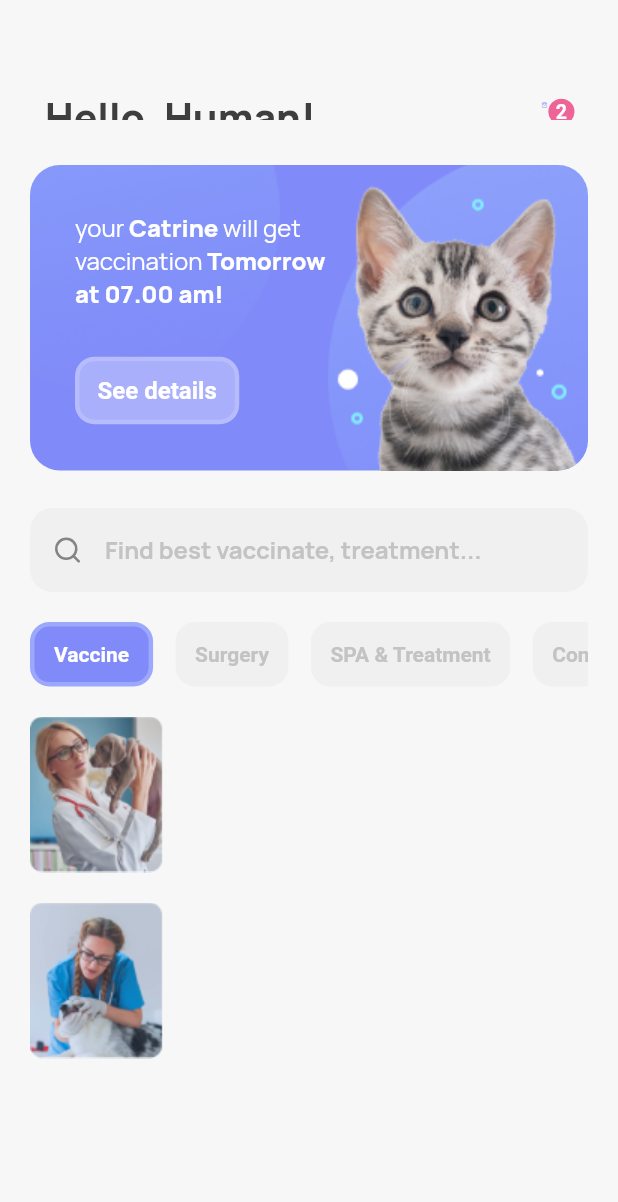
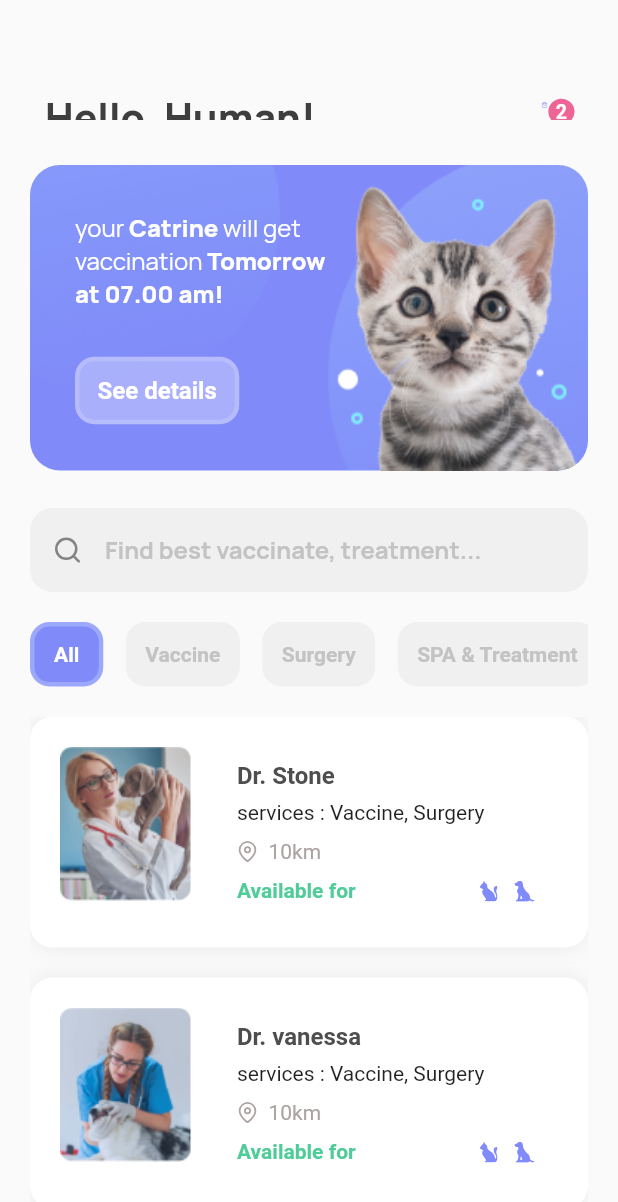
Before and after one commit to ALFIAN-code/healty_pet, a Flutter app: the screen it shows after launch, on a phone screen of 412 x 824 dp. Shown: the top 1202 px of the screen. Run offline on Flutter 3.47's test engine with Material 2 defaults, Android fonts, the phone set to English and light mode, and no system bars; our stand-ins replace feather_icons, flutter_svg, google_fonts.

Commit message:
add doctor card scroll view

```diff
--- a/lib/component/doctor_card.dart
+++ b/lib/component/doctor_card.dart
@@ -1,8 +1,11 @@
+import 'package:feather_icons/feather_icons.dart';
 import 'package:flutter/material.dart';
+import 'package:flutter_svg/flutter_svg.dart';
 import 'package:healty_pet/models/doctor_model.dart';
+import 'package:healty_pet/style/style.dart';
 
 class DoctorCard extends StatelessWidget {
-  DoctorCard({super.key});
+  const DoctorCard({super.key});
 
   // final List<Map> doctorData = [
   //   {
@@ -25,22 +28,103 @@ class DoctorCard extends StatelessWidget {
 
   @override
   Widget build(BuildContext context) {
-    return Expanded(
-      child: ListView.separated(
+    return ListView.separated(
       itemCount: doctorData.length,
       separatorBuilder: (context, index) => const SizedBox(
         height: 20,
       ),
       itemBuilder: (context, index) {
         return Container(
+          padding: const EdgeInsets.all(20),
+          decoration: BoxDecoration(
+              boxShadow: const [
+                BoxShadow(
+                    color: Color.fromARGB(17, 0, 0, 0),
+                    blurStyle: BlurStyle.normal,
+                    blurRadius: 10)
+              ],
+              color: const Color.fromARGB(255, 255, 255, 255),
+              borderRadius: BorderRadius.circular(15)),
           child: Row(
+            crossAxisAlignment: CrossAxisAlignment.start,
             children: [
-                Image.asset(doctorData[index].image)
+              Container(
+                  decoration:
+                      BoxDecoration(borderRadius: BorderRadius.circular(15)),
+                  child: Image.asset(
+                    doctorData[index].image,
+                    height: 103,
+                    width: 88,
+                  )),
+              const SizedBox(
+                width: 15,
+              ),
+              Expanded(
+                child: Padding(
+                  padding:
+                      const EdgeInsets.symmetric(horizontal: 15, vertical: 10),
+                  child: Column(
+                    mainAxisAlignment: MainAxisAlignment.start,
+                    crossAxisAlignment: CrossAxisAlignment.start,
+                    children: [
+                      Text(
+                        doctorData[index].name,
+                        style: bold16.copyWith(
+                            color: const Color.fromARGB(255, 78, 78, 78)),
+                      ),
+                      const SizedBox(
+                        height: 7,
+                      ),
+                      Text(
+                          'services : ${doctorData[index].services.join(', ')}'),
+                      const SizedBox(
+                        height: 10,
+                      ),
+                      Row(
+                        children: [
+                          const Icon(
+                            FeatherIcons.mapPin,
+                            size: 14,
+                            color: Color(0xffACA3A3),
+                          ),
+                          const SizedBox(
+                            width: 7,
+                          ),
+                          Text(
+                            doctorData[index].distance,
+                            style: regular14.copyWith(
+                                color: const Color(0xffACA3A3)),
+                          ),
+                        ],
+                      ),
+                      const SizedBox(
+                        height:10,
+                      ),
+                      Row(
+                        mainAxisAlignment: MainAxisAlignment.spaceAround,
+                        // crossAxisAlignment: CrossAxisAlignment.start,
+                        children: [
+                          Text(
+                            'Available for',
+                            style:
+                                bold14.copyWith(color: const Color(0xff50CC98)),
+                          ),
+                          const Spacer(),
+                          SvgPicture.asset('lib/asset/image/cat.svg', height: 15),
+                          const SizedBox(
+                            width: 10,
+                          ),
+                          SvgPicture.asset('lib/asset/image/dog.svg',  height: 15)
+                        ],
+                      )
+                    ],
+                  ),
+                ),
+              )
             ],
           ),
         );
       },
-      ),
     );
   }
 }
--- a/lib/component/hero_card.dart
+++ b/lib/component/hero_card.dart
@@ -23,7 +23,7 @@ class HeroCard extends StatelessWidget {
             children: [
               Image.asset('lib/asset/image/Background_card.png', height:double.maxFinite, width: double.maxFinite, fit: BoxFit.cover,),
               Padding(
-                padding: EdgeInsets.symmetric(horizontal: 30),
+                padding: const EdgeInsets.symmetric(horizontal: 30),
                 child: Column(
                     crossAxisAlignment: CrossAxisAlignment.start,
                     mainAxisAlignment: MainAxisAlignment.spaceEvenly,
--- a/lib/component/search_list.dart
+++ b/lib/component/search_list.dart
@@ -1,18 +1,22 @@
 import 'package:flutter/material.dart';
 import 'package:healty_pet/models/services_model.dart';
+import 'package:healty_pet/page/homepage.dart';
 import 'package:healty_pet/style/style.dart';
 
 class SearchList extends StatefulWidget {
-  const SearchList({super.key});
+  const SearchList({
+    super.key,
+  });
 
   @override
   State<SearchList> createState() => _SearchListState();
 }
 
-List searchList = ServiceModel.all();
-int selected = 0;
+class _SearchListState extends State<SearchList> {
+  final List searchList = ServiceModel.all();
 
-class _SearchListState extends State<SearchList> {
+  int selected = 0;
+
   @override
   Widget build(BuildContext context) {
     return SizedBox(
@@ -27,7 +31,9 @@ class _SearchListState extends State<SearchList> {
           return GestureDetector(
             onTap: () {
               setState(() {
-                selected = index;
+                setState(() {
+                  selected = index;
+                });
               });
             },
             child: Container(
--- a/lib/main.dart
+++ b/lib/main.dart
@@ -10,7 +10,7 @@ class MyApp extends StatelessWidget {
 
   @override
   Widget build(BuildContext context) {
-    return  MaterialApp(
+    return  const MaterialApp(
       debugShowCheckedModeBanner: false,
       home: Homepage(),
     );
--- a/lib/models/doctor_model.dart
+++ b/lib/models/doctor_model.dart
@@ -5,15 +5,62 @@ class DoctorModel {
   String image;
   List<String> services;
   String distance;
+  bool dog;
+  bool cat;
+  // Map<String, bool> availableFor;
 
   DoctorModel(
       {required this.name,
       required this.image,
       required this.distance,
+      required this.dog,
+      required this.cat,
       required this.services});
 }
 
 var doctorData = [
-  DoctorModel(name: 'Dr. Stone', image: 'lib/asset/image/dr.stone.png', distance: '10km', services: [ServiceModel.vaccine, ServiceModel.surgery]),
-  DoctorModel(name: 'Dr. vanessa', image: 'lib/asset/image/dr.vanessa.png', distance: '10km', services: [ServiceModel.vaccine, ServiceModel.surgery])
+  DoctorModel(
+      name: 'Dr. Stone',
+      image: 'lib/asset/image/dr.stone.png',
+      distance: '10km',
+      dog: true,
+      cat: true,
+      services: [ServiceModel.vaccine, ServiceModel.surgery]),
+  DoctorModel(
+      name: 'Dr. vanessa',
+      image: 'lib/asset/image/dr.vanessa.png',
+      distance: '10km',
+      dog: true,
+      cat: true,
+      services: [ServiceModel.vaccine, ServiceModel.surgery]),
+  DoctorModel(
+      name: 'Dr. vanessa',
+      image: 'lib/asset/image/dr.vanessa.png',
+      distance: '10km',
+      dog: true,
+      cat: true,
+      services: [ServiceModel.vaccine, ServiceModel.surgery]),
+  DoctorModel(
+      name: 'Dr. vanessa',
+      image: 'lib/asset/image/dr.vanessa.png',
+      distance: '10km',
+      dog: true,
+      cat: true,
+      services: [ServiceModel.vaccine, ServiceModel.surgery]),
+  DoctorModel(
+      name: 'Dr. vanessa',
+      image: 'lib/asset/image/dr.vanessa.png',
+      distance: '10km',
+      dog: true,
+      cat: true,
+      services: [ServiceModel.vaccine, ServiceModel.surgery]),
+  DoctorModel(
+      name: 'Dr. vanessa',
+      image: 'lib/asset/image/dr.vanessa.png',
+      distance: '10km',
+      dog: true,
+      cat: true,
+      services: [ServiceModel.vaccine, ServiceModel.surgery]),
+
+  // DoctorModel(name: 'Dr. Stone', image: 'lib/asset/image/dr.stone.png', distance: '10km', services: '')
 ];
--- a/lib/models/services_model.dart
+++ b/lib/models/services_model.dart
@@ -1,10 +1,11 @@
-class ServiceModel{
-   static String vaccine = 'Vaccine';
-   static String surgery = 'Surgery';
-   static String spaAndTreatment = 'SPA & Treatment';
-   static String consultation = 'Consultation';
+class ServiceModel {
+  static String allService = 'All';
+  static String vaccine = 'Vaccine';
+  static String surgery = 'Surgery';
+  static String spaAndTreatment = 'SPA & Treatment';
+  static String consultation = 'Consultation';
 
-   static List all(){
-    return [vaccine, surgery, spaAndTreatment, consultation];
-   }
+  static List all() {
+    return [allService, vaccine, surgery, spaAndTreatment, consultation];
+  }
 }
--- a/lib/page/homepage.dart
+++ b/lib/page/homepage.dart
@@ -7,11 +7,16 @@ import 'package:healty_pet/component/search_list.dart';
 import 'package:healty_pet/style/style.dart';
 import 'package:feather_icons/feather_icons.dart';
 
-class Homepage extends StatelessWidget {
-  Homepage({super.key});
+final TextEditingController controller = TextEditingController();
 
-  final TextEditingController _controller = TextEditingController();
+class Homepage extends StatefulWidget {
+  const Homepage({super.key});
 
+  @override
+  State<Homepage> createState() => _HomepageState();
+}
+
+class _HomepageState extends State<Homepage> {
   final PreferredSize appbar = PreferredSize(
     preferredSize: const Size.fromHeight(80),
     child: Container(
@@ -67,7 +72,6 @@ class Homepage extends StatelessWidget {
         }
       },
       child: Scaffold(
-        backgroundColor: const Color.fromARGB(255, 247, 247, 247),
         appBar: appbar,
         body: Padding(
           padding: const EdgeInsets.symmetric(horizontal: 20, vertical: 10),
@@ -85,7 +89,7 @@ class Homepage extends StatelessWidget {
               ),
               //search bar
               Search(
-                controller: _controller,
+                controller: controller,
               ),
               const SizedBox(
                 height: 20,
@@ -94,7 +98,7 @@ class Homepage extends StatelessWidget {
               const SizedBox(
                 height: 20,
               ),
-              DoctorCard()
+              const Expanded(child: DoctorCard())
 
               //tab bar
               //
```
Also changed, not shown: lib/asset/image/cat.svg (added), lib/asset/image/dog.svg (added), lib/style/font/Manrope-Bold.ttf (deleted), lib/style/font/Manrope-ExtraBold.ttf (deleted), lib/style/font/Manrope-ExtraLight.ttf (deleted), lib/style/font/Manrope-Light.ttf (deleted), lib/style/font/Manrope-Medium.ttf (deleted), lib/style/font/Manrope-Regular.ttf (deleted), lib/style/font/Manrope-SemiBold.ttf (deleted). Lines whose indentation alone changed are shown as unchanged.
